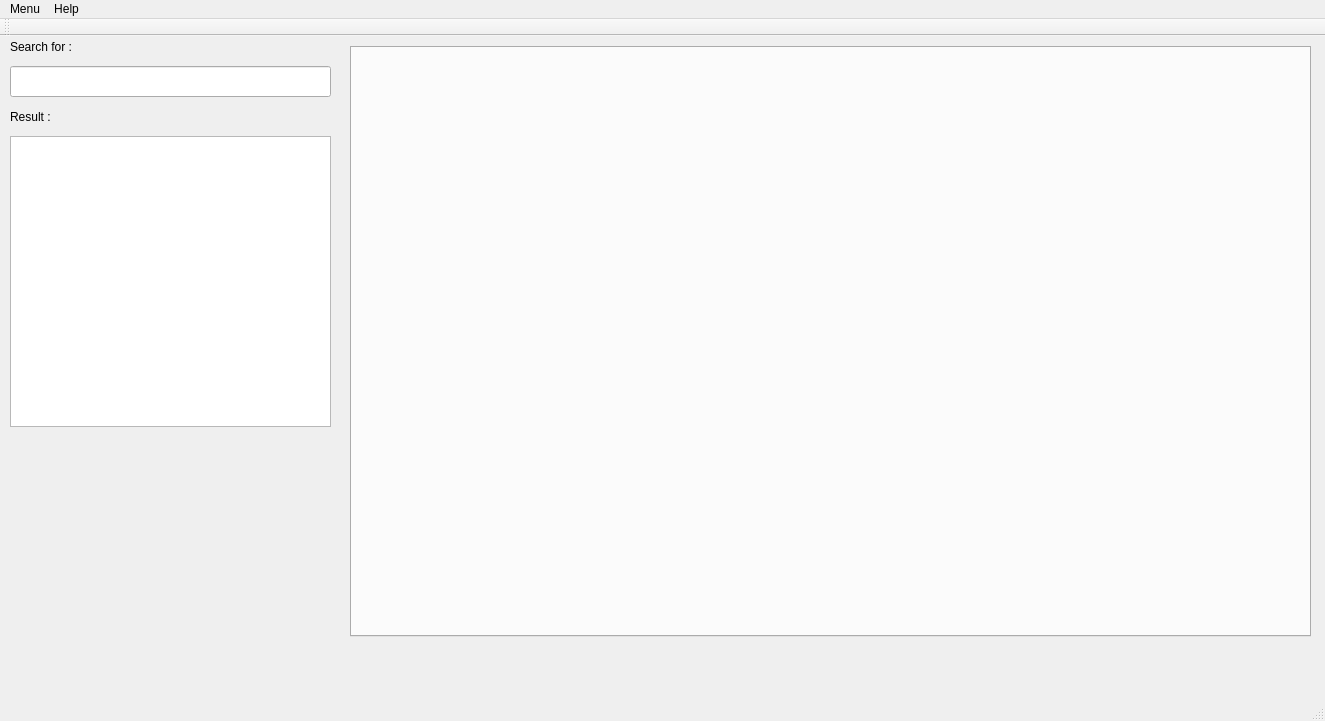
Before: the Qt Designer form resources/MSMainwindow.ui in Moth13/moviesearch, drawn with Qt 5.
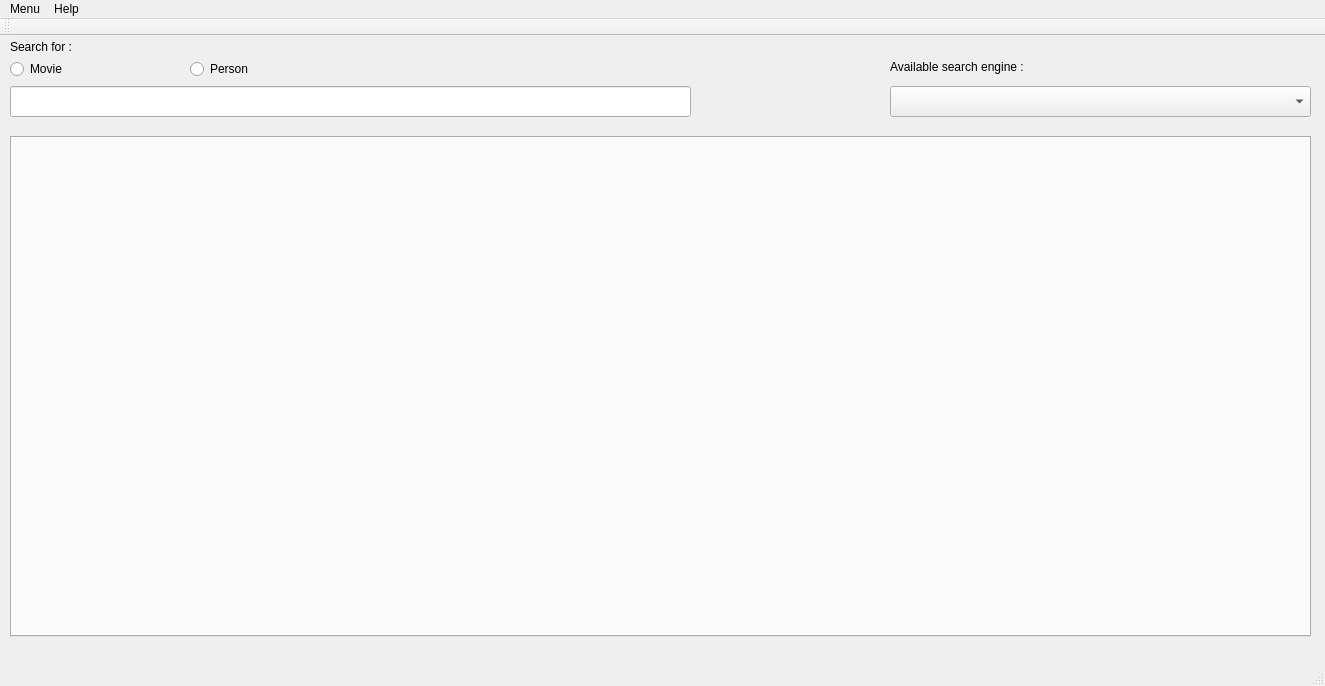
After: the same form once the commit is applied.

Patch:
```diff
--- a/resources/MSMainwindow.ui
+++ b/resources/MSMainwindow.ui
@@ -7,7 +7,7 @@
     <x>0</x>
     <y>0</y>
     <width>1325</width>
-    <height>721</height>
+    <height>686</height>
    </rect>
   </property>
   <property name="sizePolicy">
@@ -29,10 +29,10 @@
    <widget class="QTabWidget" name="lTabInfo_Widget">
     <property name="geometry">
      <rect>
-      <x>350</x>
-      <y>10</y>
-      <width>961</width>
-      <height>591</height>
+      <x>10</x>
+      <y>100</y>
+      <width>1301</width>
+      <height>501</height>
      </rect>
     </property>
     <property name="sizePolicy">
@@ -51,28 +51,12 @@
      <bool>true</bool>
     </property>
    </widget>
-   <widget class="QListWidget" name="History_View">
-    <property name="geometry">
-     <rect>
-      <x>10</x>
-      <y>100</y>
-      <width>321</width>
-      <height>291</height>
-     </rect>
-    </property>
-    <property name="sizePolicy">
-     <sizepolicy hsizetype="Ignored" vsizetype="Ignored">
-      <horstretch>0</horstretch>
-      <verstretch>0</verstretch>
-     </sizepolicy>
-    </property>
-   </widget>
    <widget class="QLineEdit" name="SearchFor_TextEdit">
     <property name="geometry">
      <rect>
       <x>10</x>
-      <y>30</y>
-      <width>321</width>
+      <y>50</y>
+      <width>681</width>
       <height>31</height>
      </rect>
     </property>
@@ -102,23 +86,53 @@
      <string>Search for : </string>
     </property>
    </widget>
-   <widget class="QLabel" name="History_Label">
+   <widget class="QComboBox" name="comboBox">
     <property name="geometry">
      <rect>
-      <x>10</x>
-      <y>70</y>
-      <width>101</width>
+      <x>890</x>
+      <y>50</y>
+      <width>421</width>
+      <height>31</height>
+     </rect>
+    </property>
+   </widget>
+   <widget class="QLabel" name="label">
+    <property name="geometry">
+     <rect>
+      <x>890</x>
+      <y>20</y>
+      <width>171</width>
       <height>21</height>
      </rect>
     </property>
-    <property name="sizePolicy">
-     <sizepolicy hsizetype="Ignored" vsizetype="Ignored">
-      <horstretch>0</horstretch>
-      <verstretch>0</verstretch>
-     </sizepolicy>
+    <property name="text">
+     <string>Available search engine : </string>
     </property>
+   </widget>
+   <widget class="QRadioButton" name="radioButton">
+    <property name="geometry">
+     <rect>
+      <x>10</x>
+      <y>20</y>
+      <width>112</width>
+      <height>26</height>
+     </rect>
+    </property>
     <property name="text">
-     <string>Result : </string>
+     <string>Movie</string>
+    </property>
+   </widget>
+   <widget class="QRadioButton" name="radioButton_2">
+    <property name="geometry">
+     <rect>
+      <x>190</x>
+      <y>20</y>
+      <width>112</width>
+      <height>26</height>
+     </rect>
+    </property>
+    <property name="text">
+     <string>Person</string>
     </property>
    </widget>
   </widget>
```
